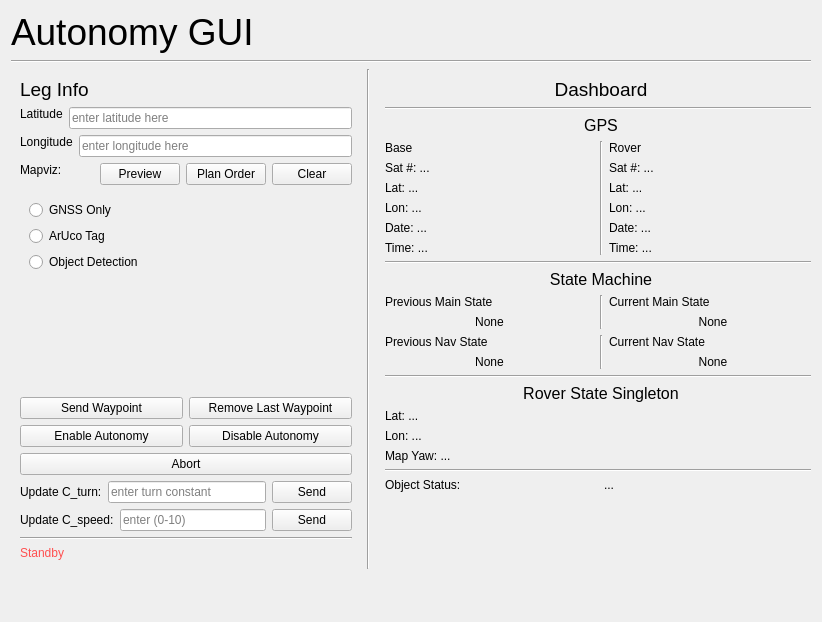
Before: the Qt Designer form mars_ws/src/autonomy/autonomy_gui.ui in BYUMarsRover/Autonomy-ROS2, drawn with Qt 5.
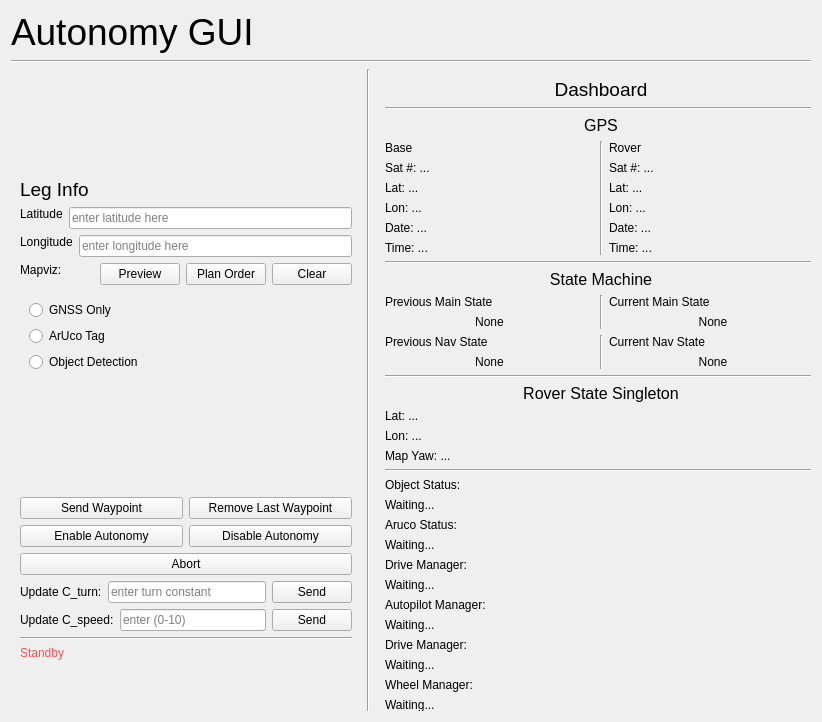
After: the same form once the commit is applied.

Commit message: Merge branch 'AutonomyGUI-Gabe' into daniel/debug

What changed in the file:
```diff
--- a/mars_ws/src/autonomy/autonomy_gui.ui
+++ b/mars_ws/src/autonomy/autonomy_gui.ui
@@ -9,7 +9,7 @@
     <x>0</x>
     <y>0</y>
     <width>800</width>
-    <height>600</height>
+    <height>700</height>
    </rect>
   </property>
   <property name="minimumSize">
@@ -30,13 +30,13 @@
      <property name="minimumSize">
       <size>
        <width>800</width>
-       <height>600</height>
+       <height>700</height>
       </size>
      </property>
      <property name="maximumSize">
       <size>
        <width>800</width>
-       <height>600</height>
+       <height>700</height>
       </size>
      </property>
      <!-- Layout Widget -->
@@ -505,13 +505,13 @@
            <property name="minimumSize">
             <size>
              <width>450</width>
-             <height>500</height>
+             <height>700</height>
             </size>
            </property>
            <property name="maximumSize">
             <size>
              <width>450</width>
-             <height>500</height>
+             <height>700</height>
             </size>
            </property>
            <layout class="QVBoxLayout" name="verticalLayout_10">
@@ -875,7 +875,8 @@
              <layout class="QVBoxLayout" name="verticalLayout_">
               <!-- ObjDetTog status -->
               <item>
-               <layout class="QHBoxLayout" name="horizontalLayout_11">
+               <layout class="QVBoxLayout" name="verticalLayout_11">
+               <!-- Object Detection -->
                 <item>
                  <widget class="QLabel" name="ObjLabel">
                   <property name="text">
@@ -889,7 +890,112 @@
                 <item>
                  <widget class="QLabel" name="ObjStatus">
                   <property name="text">
-                   <string>...</string>
+                   <string>Waiting...</string>
+                  </property>
+                  <property name="alignment">
+                   <set>Qt::AlignLeft</set>
+                  </property>
+                 </widget>
+                </item>
+                <!-- Aruco Detection -->
+                <item>
+                 <widget class="QLabel" name="ObjLabel">
+                  <property name="text">
+                   <string>Aruco Status:</string>
+                  </property>
+                  <property name="alignment">
+                   <set>Qt::AlignLeft</set>
+                  </property>
+                 </widget>
+                </item>
+                <item>
+                 <widget class="QLabel" name="ArucoStatus">
+                  <property name="text">
+                   <string>Waiting...</string>
+                  </property>
+                  <property name="alignment">
+                   <set>Qt::AlignLeft</set>
+                  </property>
+                 </widget>
+                </item>
+                <!-- Autopilot commands -->
+                <item>
+                 <widget class="QLabel" name="DriveManagerLabel">
+                  <property name="text">
+                   <string>Drive Manager:</string>
+                  </property>
+                  <property name="alignment">
+                   <set>Qt::AlignLeft</set>
+                  </property>
+                 </widget>
+                </item>
+                <item>
+                 <widget class="QLabel" name="AutopilotCmds">
+                  <property name="text">
+                   <string>Waiting...</string>
+                  </property>
+                  <property name="alignment">
+                   <set>Qt::AlignLeft</set>
+                  </property>
+                 </widget>
+                </item>
+                <!-- Rover Velocity Commands -->
+                <item>
+                 <widget class="QLabel" name="AutopilotManagerLabel">
+                  <property name="text">
+                   <string>Autopilot Manager:</string>
+                  </property>
+                  <property name="alignment">
+                   <set>Qt::AlignLeft</set>
+                  </property>
+                 </widget>
+                </item>
+                <item>
+                 <widget class="QLabel" name="VelocityCmds">
+                  <property name="text">
+                   <string>Waiting...</string>
+                  </property>
+                  <property name="alignment">
+                   <set>Qt::AlignLeft</set>
+                  </property>
+                 </widget>
+                </item>
+                <!-- Wheel velocity commands -->
+                <item>
+                 <widget class="QLabel" name="DriveManagerLabel">
+                  <property name="text">
+                   <string>Drive Manager:</string>
+                  </property>
+                  <property name="alignment">
+                   <set>Qt::AlignLeft</set>
+                  </property>
+                 </widget>
+                </item>
+                <item>
+                 <widget class="QLabel" name="WheelVelocityCmds">
+                  <property name="text">
+                   <string>Waiting...</string>
+                  </property>
+                  <property name="alignment">
+                   <set>Qt::AlignLeft</set>
+                  </property>
+                 </widget>
+                </item>
+                <!--  IWC Motor Commands-->
+                <item>
+                 <widget class="QLabel" name="WheelManagerLabel">
+                  <property name="text">
+                   <string>Wheel Manager:</string>
+                  </property>
+                  <property name="alignment">
+                   <set>Qt::AlignLeft</set>
+                  </property>
+                 </widget>
+                </item>
+                <item>
+                 <widget class="QLabel" name="IWCCmds">
+                  <property name="text">
+                   <string>Waiting...</string>
                   </property>
                   <property name="alignment">
                    <set>Qt::AlignLeft</set>
```
The commit also changes 3 other files.
